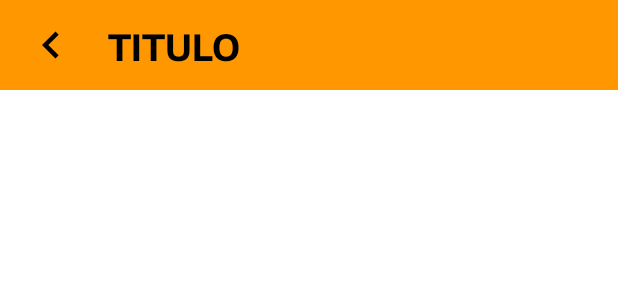
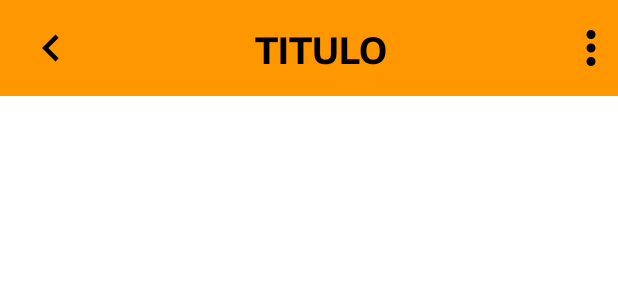
Before and after one commit to mTorrejon17/TableTrack, an Android app: the layout activity_table_map.xml on its own in the app's theme, with its tools: preview values and no code run, on a phone screen of 412 x 824 dp. Shown: the top 300 px of the screen. Run offline under Robolectric (Android 15) with nearby library versions, the phone set to English and light mode, and no system bars.

Commit message:
Updated TableMapActivity.kt toolbar

```diff
--- a/app/src/main/res/drawable/vector_chevron_right.xml
+++ b/app/src/main/res/drawable/vector_chevron_right.xml
@@ -1,6 +1,6 @@
 <vector xmlns:android="http://schemas.android.com/apk/res/android"
-    android:width="24dp"
-    android:height="24dp"
+    android:width="36dp"
+    android:height="36dp"
     android:viewportWidth="960"
     android:viewportHeight="960">
     <path
--- a/app/src/main/res/drawable/vector_more.xml
+++ b/app/src/main/res/drawable/vector_more.xml
@@ -1,6 +1,6 @@
 <vector xmlns:android="http://schemas.android.com/apk/res/android"
-    android:width="24dp"
-    android:height="24dp"
+    android:width="36dp"
+    android:height="36dp"
     android:viewportWidth="960"
     android:viewportHeight="960">
     <path
--- a/app/src/main/res/layout/activity_sign_up.xml
+++ b/app/src/main/res/layout/activity_sign_up.xml
@@ -19,7 +19,7 @@
     <androidx.appcompat.widget.Toolbar
         android:id="@+id/toolbar"
         android:layout_width="match_parent"
-        android:layout_height="60dp"
+        android:layout_height="wrap_content"
         android:background="@color/orange_500"
         android:elevation="8dp"
         app:layout_constraintEnd_toEndOf="parent"
--- a/app/src/main/res/layout/activity_table_map.xml
+++ b/app/src/main/res/layout/activity_table_map.xml
@@ -11,35 +11,51 @@
     <androidx.appcompat.widget.Toolbar
         android:id="@+id/toolbar"
         android:layout_width="match_parent"
-        android:layout_height="60dp"
+        android:layout_height="wrap_content"
         android:background="@color/orange_500"
         android:elevation="8dp"
         app:layout_constraintEnd_toEndOf="parent"
         app:layout_constraintStart_toStartOf="parent"
         app:layout_constraintTop_toTopOf="parent">
-
-        <LinearLayout
+        <androidx.constraintlayout.widget.ConstraintLayout
             android:layout_width="match_parent"
-            android:layout_height="match_parent"
-            android:gravity="center">
-
-            <ImageView
-                android:id="@+id/button_back"
+            android:layout_height="wrap_content">
+            <ImageButton
+                android:id="@+id/left_button"
                 android:layout_width="wrap_content"
-                android:layout_height="match_parent"
-                android:src="@drawable/vector_chevron_left"/>
+                android:layout_height="0dp"
+                android:background="?attr/selectableItemBackgroundBorderless"
+                android:src="@drawable/vector_chevron_left"
+                app:layout_constraintTop_toTopOf="parent"
+                app:layout_constraintBottom_toBottomOf="parent"
+                app:layout_constraintLeft_toLeftOf="parent"
+                />
 
             <TextView
-                android:layout_width="match_parent"
+                android:layout_width="wrap_content"
                 android:layout_height="wrap_content"
-                android:paddingLeft="20dp"
-                android:paddingRight="20dp"
                 android:text="@string/title_views"
+                android:textAlignment="center"
                 android:textColor="@color/black"
-                android:textSize="24sp" />
-        </LinearLayout>
+                android:textSize="24sp"
+                android:textStyle="bold"
+                app:layout_constraintTop_toTopOf="parent"
+                app:layout_constraintBottom_toBottomOf="parent"
+                app:layout_constraintLeft_toRightOf="@id/left_button"
+                app:layout_constraintRight_toLeftOf="@id/right_button"
+                />
+
+            <ImageButton
+                android:id="@+id/right_button"
+                android:layout_width="wrap_content"
+                android:layout_height="wrap_content"
+                android:src="@drawable/vector_more"
+                android:background="?attr/selectableItemBackgroundBorderless"
+                app:layout_constraintEnd_toEndOf="parent"
+                app:layout_constraintTop_toTopOf="parent"
+                app:layout_constraintBottom_toBottomOf="parent" />
+        </androidx.constraintlayout.widget.ConstraintLayout>
     </androidx.appcompat.widget.Toolbar>
 
 
-
 </androidx.constraintlayout.widget.ConstraintLayout>
```
Also changed, not shown: app/src/main/java/com/pedrodev/tabletrack/TableMapActivity.kt (+6 -6 lines), app/src/main/res/layout/activity_terms.xml (+29 -11 lines).
